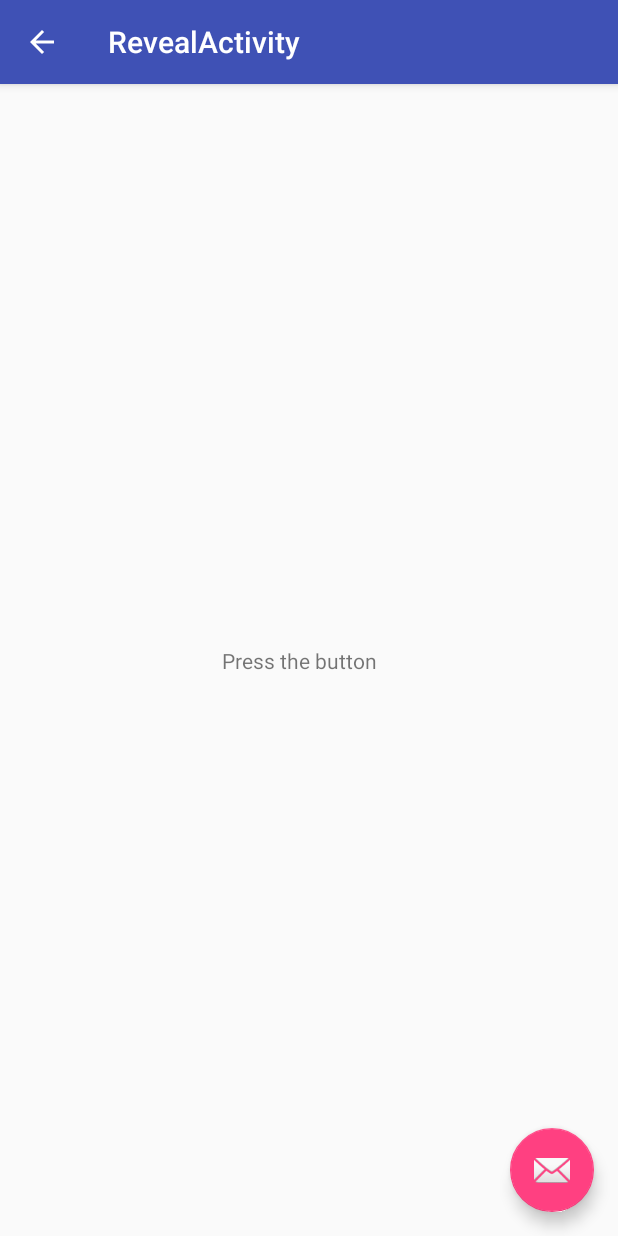
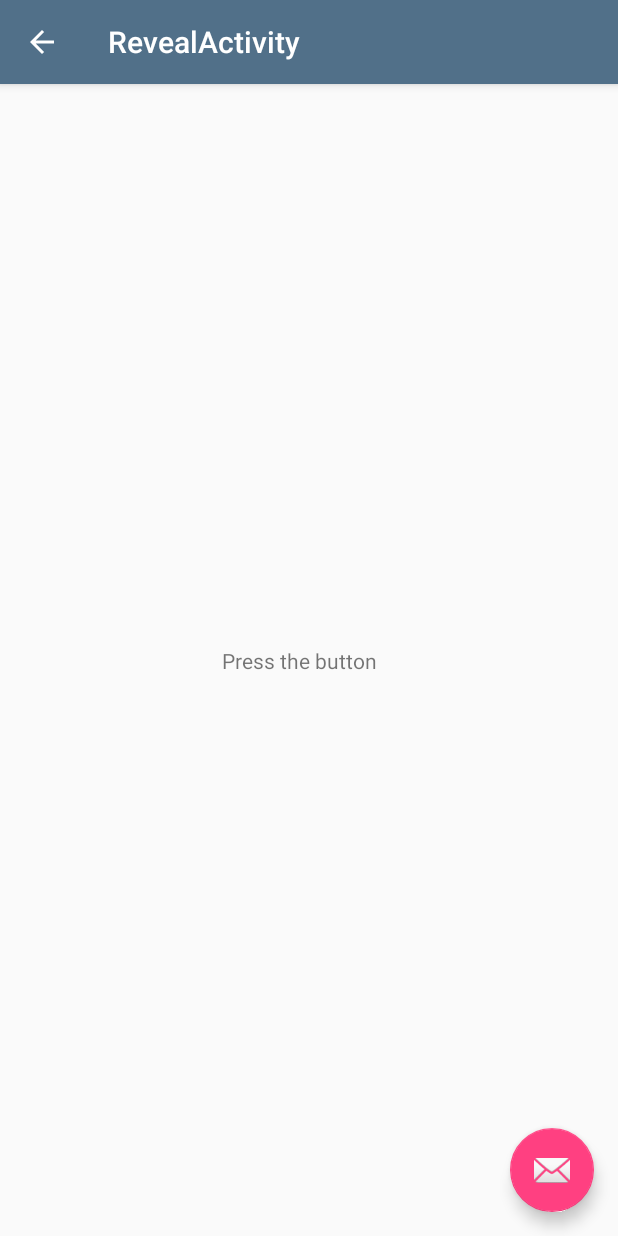
Before and after one commit to SammyVimes/AnimationsShowcase, an Android app: the RevealActivity screen opened directly, with no data from a screen before it, on a phone screen of 412 x 824 dp. Run offline under Robolectric (Android 15) with nearby library versions, the light colour scheme and no system bars.

Commit message:
fix toolbar color

```diff
--- a/app/src/main/res/layout/activity_image.xml
+++ b/app/src/main/res/layout/activity_image.xml
@@ -2,7 +2,7 @@
              xmlns:tools="http://schemas.android.com/tools"
              android:layout_width="match_parent"
              android:layout_height="match_parent"
-             android:background="#0099cc"
+             android:background="#5b5b5b"
              tools:context="com.gitintheshell.animationsshowcase.ImageActivity">
 
 
--- a/app/src/main/res/values/colors.xml
+++ b/app/src/main/res/values/colors.xml
@@ -1,7 +1,7 @@
 <?xml version="1.0" encoding="utf-8"?>
 <resources>
-    <color name="colorPrimary">#3F51B5</color>
-    <color name="colorPrimaryDark">#303F9F</color>
+    <color name="colorPrimary">#517089</color>
+    <color name="colorPrimaryDark">#425b70</color>
     <color name="colorAccent">#FF4081</color>
 
     <color name="toolbar_color">#607d8b</color>
```
